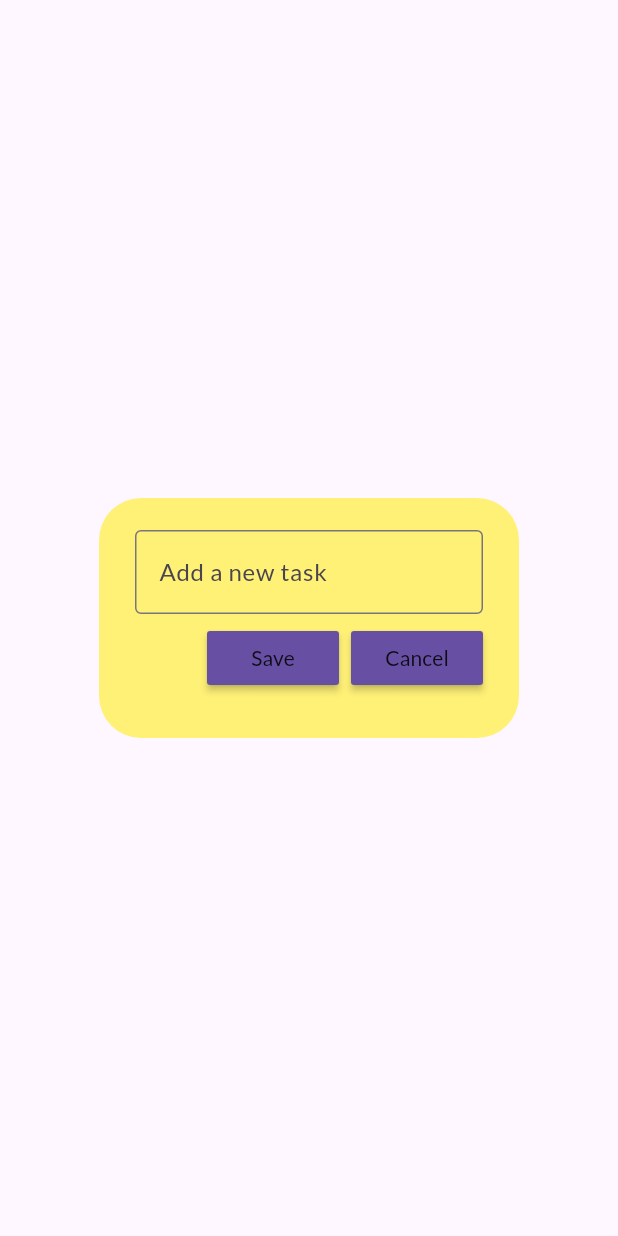
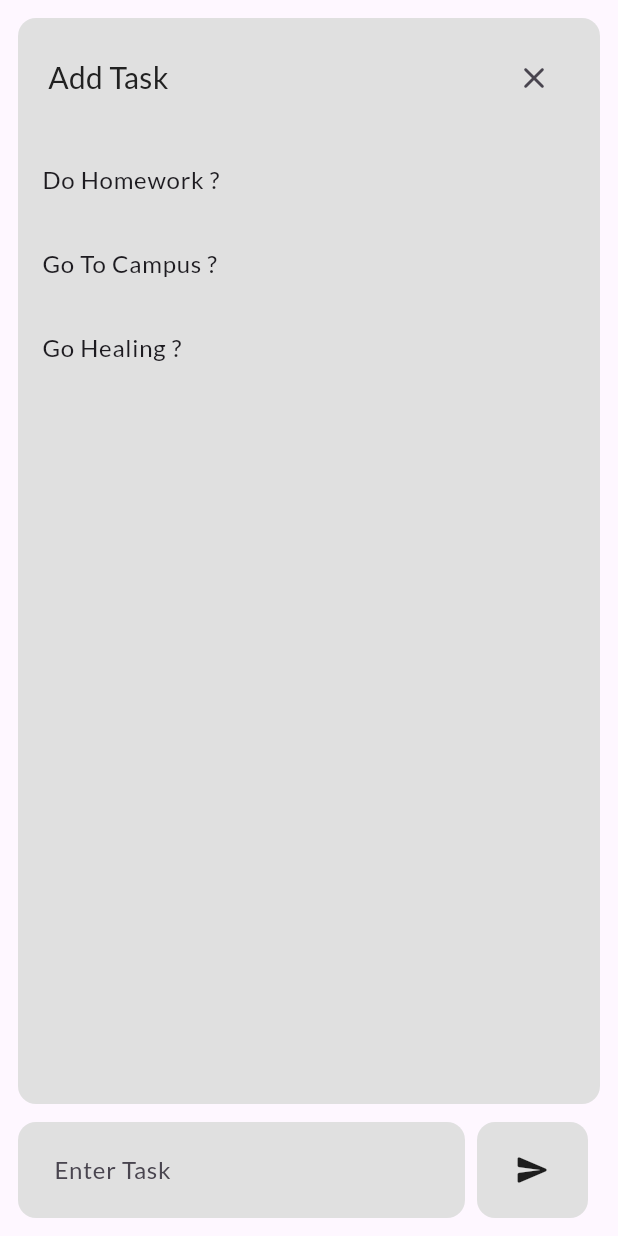
Before and after one commit to Gylmyn/Dice_Todo, a Flutter app: the DialogBox widget shown alone on an empty page, opened directly with empty values, on a phone screen of 412 x 824 dp. Run offline on Flutter 3.47's test engine with Material 3 defaults, Android fonts, the phone set to English and light mode, and no system bars; our stand-ins replace flutter_slidable, gap, get, google_fonts, hive, hive_flutter; accounts and stored records are empty.

Commit message:
update: ui

```diff
--- a/lib/app/components/button.dart
+++ b/lib/app/components/button.dart
@@ -1,20 +1,39 @@
+import 'package:dice_todo/app/utils/theme/controller.dart';
 import 'package:flutter/material.dart';
+import 'package:get/get.dart';
 
-class MyButton extends StatelessWidget {
+class MyButton extends GetView<ThemeController> {
   const MyButton({
     super.key,
-    required this.text,
+    this.text,
+    this.icon,
     required this.onPressed,
+    this.useIcon = false,
   });
-  final String text;
+  final String? text;
+  final Icon? icon;
   final VoidCallback? onPressed;
+  final bool useIcon;
 
   @override
   Widget build(BuildContext context) {
-    return MaterialButton(
-      onPressed: onPressed,
-      color: Theme.of(context).primaryColor,
-      child: Text(text),
-    );
+    return GestureDetector(
+        onTap: onPressed,
+        child: Container(
+          padding: const EdgeInsets.symmetric(horizontal: 25, vertical: 20),
+          decoration: BoxDecoration(
+            color: controller.isDarkMode.value
+                ? Colors.grey.shade900
+                : Colors.grey.shade300,
+            borderRadius: BorderRadius.circular(12),
+          ),
+          child: useIcon
+              ? icon!
+              : Text(text!,
+                  style: TextStyle(
+                      color: controller.isDarkMode.value
+                          ? Colors.white
+                          : Colors.black)),
+        ));
   }
 }
--- a/lib/app/components/dialog.dart
+++ b/lib/app/components/dialog.dart
@@ -1,52 +1,91 @@
+import 'package:dice_todo/app/components/text_field.dart';
+import 'package:dice_todo/app/modules/home/controllers/home_controller.dart';
+import 'package:dice_todo/app/utils/theme/controller.dart';
 import 'package:flutter/material.dart';
+import 'package:get/get.dart';
 import 'button.dart';
 
-class DialogBox extends StatelessWidget {
-  final TextEditingController controller;
+class DialogBox extends GetView<ThemeController> {
+  final TextEditingController taskcontroller;
   final VoidCallback? onSave;
   final VoidCallback? onCancel;
 
   const DialogBox({
     super.key,
-    required this.controller,
+    required this.taskcontroller,
     required this.onSave,
     required this.onCancel,
   });
 
   @override
   Widget build(BuildContext context) {
-    return AlertDialog(
-      backgroundColor: Colors.yellow[300],
-      content: SizedBox(
-        height: 120,
-        child: Column(
-          mainAxisAlignment: MainAxisAlignment.spaceEvenly,
+    final homeC = Get.find<HomeController>();
+    return Obx(() => Column(
           children: [
-            // get user input
-            TextField(
-              controller: controller,
-              decoration: const InputDecoration(
-                border: OutlineInputBorder(),
-                hintText: "Add a new task",
+            Expanded(
+              child: Container(
+                width: double.infinity,
+                margin: const EdgeInsets.only(left: 12, right: 12, top: 12),
+                decoration: BoxDecoration(
+                  color: controller.isDarkMode.value
+                      ? Colors.grey.shade900
+                      : Colors.grey.shade300,
+                  borderRadius: BorderRadius.circular(12),
+                ),
+                child: Column(
+                  children: [
+                    Padding(
+                      padding: const EdgeInsets.symmetric(
+                          vertical: 16, horizontal: 20),
+                      child: Row(
+                        mainAxisAlignment: MainAxisAlignment.spaceBetween,
+                        children: [
+                          Text('Add Task',
+                              style: TextStyle(
+                                fontSize: 20,
+                                color: controller.isDarkMode.value
+                                    ? Colors.grey.shade300
+                                    : Colors.grey.shade900,
+                              )),
+                          IconButton(
+                            icon: const Icon(Icons.close_rounded),
+                            onPressed: onCancel,
+                          )
+                        ],
+                      ),
+                    ),
+                    Expanded(
+                        child: Obx(() => ListView.builder(
+                            itemCount: homeC.toDoSugesstion.length,
+                            itemBuilder: (BuildContext context, int index) {
+                              return Obx(() => ListTile(
+                                  title: Text(homeC.toDoSugesstion[index]),
+                                  onTap: () => homeC.accSugesstion(index)));
+                            })))
+                  ],
+                ),
               ),
             ),
-
-            // buttons -> save + cancel
-            Row(
-              mainAxisAlignment: MainAxisAlignment.end,
-              children: [
-                // save button
-                MyButton(text: "Save", onPressed: onSave),
-
-                const SizedBox(width: 8),
-
-                // cancel button
-                MyButton(text: "Cancel", onPressed: onCancel),
-              ],
+            Padding(
+              padding: const EdgeInsets.all(12),
+              child: Row(
+                children: [
+                  Expanded(
+                      child: MyTextField(
+                          hintText: 'Enter Task',
+                          fieldController: taskcontroller)),
+                  Padding(
+                    padding: const EdgeInsets.symmetric(horizontal: 8),
+                    child: MyButton(
+                      useIcon: true,
+                      icon: const Icon(Icons.send_rounded),
+                      onPressed: onSave,
+                    ),
+                  )
+                ],
+              ),
             ),
           ],
-        ),
-      ),
-    );
+        ));
   }
 }
--- /dev/null
+++ b/lib/app/components/text_field.dart
@@ -0,0 +1,38 @@
+import 'package:dice_todo/app/utils/theme/controller.dart';
+import 'package:flutter/material.dart';
+import 'package:get/get.dart';
+
+class MyTextField extends GetView<ThemeController> {
+  const MyTextField(
+      {super.key,
+      this.fieldController,
+      required this.hintText,
+      this.suffixIcon});
+
+  final TextEditingController? fieldController;
+  final String hintText;
+  final Icon? suffixIcon;
+
+  @override
+  Widget build(BuildContext context) {
+    return Obx(() => TextField(
+          controller: fieldController,
+          style: TextStyle(
+              color: controller.isDarkMode.value ? Colors.white : Colors.black),
+          decoration: InputDecoration(
+            suffixIcon: suffixIcon,
+            contentPadding:
+                const EdgeInsets.symmetric(horizontal: 20, vertical: 20),
+            filled: true,
+            fillColor: controller.isDarkMode.value
+                ? Colors.grey.shade900
+                : Colors.grey.shade300,
+            border: OutlineInputBorder(
+              borderRadius: BorderRadius.circular(12),
+              borderSide: BorderSide.none,
+            ),
+            hintText: hintText,
+          ),
+        ));
+  }
+}
--- a/lib/app/components/todo_tile.dart
+++ b/lib/app/components/todo_tile.dart
@@ -20,7 +20,7 @@ class ToDoTile extends GetView<ThemeController> {
   @override
   Widget build(BuildContext context) {
     return Padding(
-      padding: const EdgeInsets.only(left: 25.0, right: 25, top: 25),
+      padding: const EdgeInsets.only(left: 25, right: 25, bottom: 20),
       child: Slidable(
         endActionPane: ActionPane(
           motion: const StretchMotion(),
--- a/lib/app/modules/home/controllers/home_controller.dart
+++ b/lib/app/modules/home/controllers/home_controller.dart
@@ -9,6 +9,8 @@ import 'package:intl/intl.dart';
 
 class HomeController extends GetxController {
   RxList toDoList = [].obs;
+  RxList toDoSugesstion =
+      ['Do Homework ?', 'Go To Campus ?', 'Go Healing ?'].obs;
   late TextEditingController taskController;
   RxString currentTime = ''.obs;
 
@@ -61,6 +63,10 @@ class HomeController extends GetxController {
     toDoList.value = _myBox.get("TODOLIST");
   }
 
+  void accSugesstion(int index) {
+    taskController.text = toDoSugesstion[index];
+  }
+
   // update the database
   void updateDataBase() {
     _myBox.put("TODOLIST", toDoList.toList());
@@ -74,9 +80,9 @@ class HomeController extends GetxController {
 
   void saveNewTask() {
     toDoList.add([taskController.text, false]);
+    updateDataBase();
     taskController.clear();
     Get.back();
-    updateDataBase();
   }
 
   void deleteTask(int index) {
--- a/lib/app/utils/snackbar/snackbar.dart
+++ b/lib/app/utils/snackbar/snackbar.dart
@@ -1,5 +1,5 @@
 import 'package:get/get.dart';
 
 void cSnackBar(String title, String message) {
-  Get.snackbar(title, message, snackPosition: SnackPosition.BOTTOM);
+  Get.snackbar(title, message, snackPosition: SnackPosition.TOP);
 }
--- a/lib/app/utils/theme/controller.dart
+++ b/lib/app/utils/theme/controller.dart
@@ -23,7 +23,6 @@ class ThemeController extends GetxController {
 
   void changeLanguage(String languageCode) {
     selectedLanguage.value = languageCode;
-    Hive.box('myBox').put('selectedLanguage', languageCode);
     Get.updateLocale(
         Locale(languageCode.split('_')[0], languageCode.split('_')[1]));
   }
@@ -42,6 +41,10 @@ class ThemeController extends GetxController {
     Hive.box('myBox').put('selectedFont', selectedFont.value);
   }
 
+  void saveLanguage() {
+    Hive.box('myBox').put('selectedLanguage', selectedLanguage.value);
+  }
+
   ThemeData getLightTheme() {
     return ThemeUtils.getLightTheme(selectedFont.value);
   }
--- a/lib/app/utils/translation/translation.dart
+++ b/lib/app/utils/translation/translation.dart
@@ -16,6 +16,10 @@ class Messages extends Translations {
           'exit': 'Exit',
           'calender': 'Calender',
           'clock': 'Clock',
+          'notification': 'Notification',
+          'successfully': 'Successfully',
+          'preview': 'Preview',
+          'hallo_world': '< Hallo World />',
         },
         'id_ID': {
           'title': 'Aplikasi',
@@ -30,6 +34,10 @@ class Messages extends Translations {
           'exit': 'Keluar',
           'calender': 'Kalender',
           'clock': 'Jam',
+          'notification': 'Pemberitahuan',
+          'successfully': 'Berhasil',
+          'preview': 'Pratinjau',
+          'hallo_world': '< Hallo Dunia />',
         },
       };
 }
```
Also changed, not shown: lib/app/components/label.dart (added, +15 -0 lines), lib/app/data/hive/hive_storage.dart (added, +9 -0 lines), lib/app/modules/home/views/home_view.dart (+55 -11 lines), lib/app/modules/settings/view/fragment/font_view.dart (+7 -4 lines), lib/app/modules/settings/view/fragment/language_view.dart (+4 -3 lines), lib/main.dart (+15 -7 lines).
